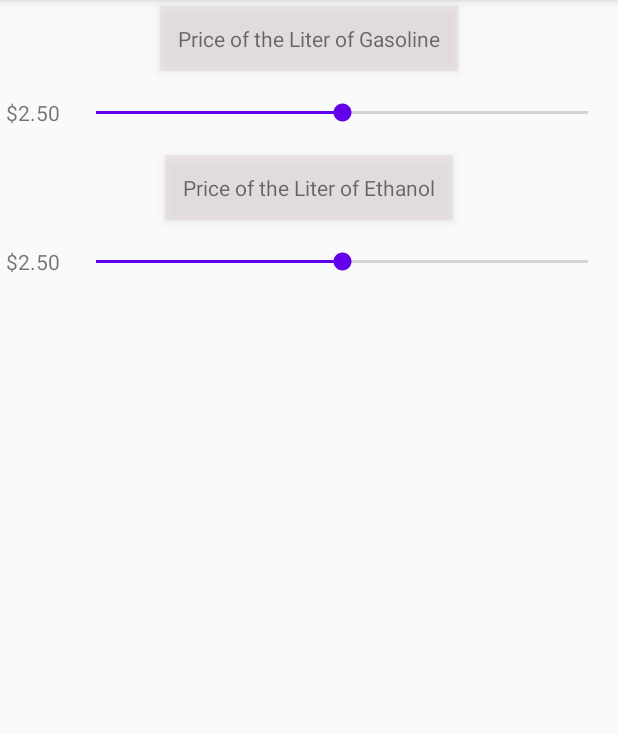
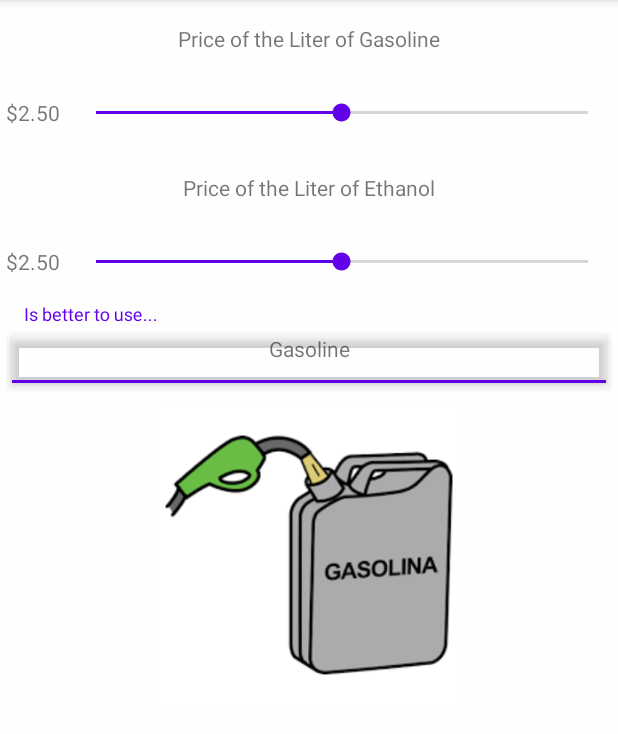
Before and after one commit to caiocassunde/OilPrice, an Android app: the screen it shows after launch (MainActivity), on a phone screen of 412 x 824 dp, the part 84-818 px from its top. Run offline under Robolectric (Android 15) with nearby library versions, the phone set to English and light mode, and no system bars.

Commit message:
Adequaçoes de Layout

```diff
--- a/app/build.gradle
+++ b/app/build.gradle
@@ -18,12 +18,13 @@ android {
     }
 }
 
+
 dependencies {
     implementation fileTree(dir: 'libs', include: ['*.jar'])
-    implementation 'com.android.support:appcompat-v7:28.0.0'
+    implementation 'com.android.support:appcompat-v7:27.1.1'
     implementation 'com.android.support.constraint:constraint-layout:1.1.3'
     testImplementation 'junit:junit:4.12'
     androidTestImplementation 'com.android.support.test:runner:1.0.2'
     androidTestImplementation 'com.android.support.test.espresso:espresso-core:3.0.2'
-    implementation 'com.android.support:design:28.0.0'
+    implementation 'com.android.support:design:27.1.1'
 }
--- a/app/src/main/AndroidManifest.xml
+++ b/app/src/main/AndroidManifest.xml
@@ -17,5 +17,4 @@
             </intent-filter>
         </activity>
     </application>
-
 </manifest>
--- a/app/src/main/java/br/com/caiosabino/oilprice/MainActivity.java
+++ b/app/src/main/java/br/com/caiosabino/oilprice/MainActivity.java
@@ -1,5 +1,6 @@
 package br.com.caiosabino.oilprice;
 
+import android.support.design.widget.TextInputEditText;
 import android.support.v7.app.AppCompatActivity;
 import android.os.Bundle;
 import android.widget.SeekBar;
@@ -9,30 +10,31 @@ import java.text.NumberFormat;
 
 public class MainActivity extends AppCompatActivity {
     private NumberFormat currencyFormat = NumberFormat.getCurrencyInstance();
-    private TextView gasolineTextView;
     private TextView priceGasolineTextView;
-    private TextView ethanolTextView;
     private TextView priceEthanolTextView;
-    private double price = 2.5;
+    private TextView resultTextView;
+    private double priceGasoline = 2.5;
+    private double priceEthanol = 2.5;
 
     @Override
     protected void onCreate(Bundle savedInstanceState) {
         super.onCreate(savedInstanceState);
         setContentView(R.layout.activity_main);
-        gasolineTextView = findViewById(R.id.gasolineTextView);
         priceGasolineTextView = findViewById(R.id.priceGasolineTextView);
-        ethanolTextView = findViewById(R.id.ethanolTextView);
         priceEthanolTextView = findViewById(R.id.priceEthanolTextView);
-        priceGasolineTextView.setText(currencyFormat.format(price));
-        priceEthanolTextView.setText(currencyFormat.format(price));
-        SeekBar gasolineSeekBar = findViewById(R.id.gasolineSeekBar);
+        resultTextView = findViewById(R.id.resultTextView);
+        priceGasolineTextView.setText(currencyFormat.format(priceGasoline));
+        priceEthanolTextView.setText(currencyFormat.format(priceEthanol));
+
+        final SeekBar gasolineSeekBar = findViewById(R.id.gasolineSeekBar);
+        final SeekBar ethanolSeekBar = findViewById(R.id.ethanolSeekBar);
         gasolineSeekBar.setOnSeekBarChangeListener(
                 new SeekBar.OnSeekBarChangeListener() {
                     @Override
                     public void onProgressChanged(SeekBar seekBar, int progress, boolean fromUser) {
-                        price = progress / 100.;
-                        String valorFormatado = currencyFormat.format(price);
-                        priceGasolineTextView.setText(valorFormatado);
+                        priceGasoline = progress / 100.;
+                        String valorFormatadoGasoline = currencyFormat.format(priceGasoline);
+                        priceGasolineTextView.setText(valorFormatadoGasoline);
                     }
 
                     @Override
@@ -46,14 +48,13 @@ public class MainActivity extends AppCompatActivity {
                     }
                 }
         );
-        SeekBar ethanolSeekBar = findViewById(R.id.ethanolSeekBar);
         ethanolSeekBar.setOnSeekBarChangeListener(
                 new SeekBar.OnSeekBarChangeListener() {
                     @Override
                     public void onProgressChanged(SeekBar seekBar, int progress, boolean fromUser) {
-                        price = progress / 100.;
-                        String valorFormatado = currencyFormat.format(price);
-                        priceEthanolTextView.setText(valorFormatado);
+                        priceEthanol = progress / 100.;
+                        String valorFormatadoEthanol = currencyFormat.format(priceEthanol);
+                        priceEthanolTextView.setText(valorFormatadoEthanol);
                     }
 
                     @Override
@@ -67,5 +68,8 @@ public class MainActivity extends AppCompatActivity {
                     }
                 }
         );
+        if(!(priceEthanol / priceGasoline >= 0.7)){
+            resultTextView.setText("Ethanol");
+        }
     }
 }
--- a/app/src/main/res/layout/activity_main.xml
+++ b/app/src/main/res/layout/activity_main.xml
@@ -7,21 +7,20 @@
     android:layout_height="match_parent"
     tools:context=".MainActivity"
     android:columnCount="2"
-    android:rowCount="6"
+    android:rowCount="7"
     android:useDefaultMargins="true">
 
     <TextView
         android:id="@+id/gasolineTextView"
         android:layout_width="wrap_content"
         android:layout_height="wrap_content"
+        android:layout_row="0"
         android:layout_column="0"
         android:layout_columnSpan="2"
         android:layout_gravity="center"
-        android:layout_row="0"
-        android:background="@color/background_material_light"
         android:elevation="@dimen/elevation"
         android:padding="@dimen/textview_padding"
-        android:text="@string/gasoline" />
+        android:text="@string/gasolineText" />
 
     <TextView
         android:id="@+id/priceGasolineTextView"
@@ -34,44 +33,88 @@
 
     <SeekBar
         android:id="@+id/gasolineSeekBar"
-        android:layout_gravity="fill_horizontal"
-        android:progress="500"
-        android:max="1000"
+        android:layout_width="wrap_content"
+        android:layout_height="@dimen/seekbar_height"
         android:layout_row="1"
         android:layout_column="1"
-        android:layout_width="wrap_content"
-        android:layout_height="@dimen/seekbar_height" />
+        android:layout_gravity="fill_horizontal"
+        android:progress="499"
+        android:max="999" />
+
 
     <TextView
         android:id="@+id/ethanolTextView"
         android:layout_width="wrap_content"
         android:layout_height="wrap_content"
-        android:layout_gravity="center"
         android:layout_row="2"
         android:layout_column="0"
         android:layout_columnSpan="2"
-        android:background="@color/background_material_light"
+        android:layout_gravity="center"
         android:elevation="@dimen/elevation"
         android:padding="@dimen/textview_padding"
-        android:text="@string/ethanol" />
+        android:text="@string/ethanolText" />
 
     <TextView
         android:id="@+id/priceEthanolTextView"
         android:layout_width="wrap_content"
         android:layout_height="wrap_content"
-        android:layout_gravity="right|center_vertical"
         android:layout_row="3"
         android:layout_column="0"
+        android:layout_gravity="right|center_vertical"
         android:text="@string/priceEthanol" />
 
     <SeekBar
         android:id="@+id/ethanolSeekBar"
-        android:layout_gravity="fill_horizontal"
-        android:progress="500"
-        android:max="1000"
+        android:layout_width="wrap_content"
+        android:layout_height="@dimen/seekbar_height"
         android:layout_row="3"
         android:layout_column="1"
+        android:layout_gravity="fill_horizontal"
+        android:progress="499"
+        android:max="999"/>
+
+
+    <android.support.design.widget.TextInputLayout
+        android:id="@+id/hintTextInputLayout"
+        android:layout_width="match_parent"
+        android:layout_height="wrap_content"
+        android:layout_row="4"
+        android:layout_column="0"
+        android:layout_columnSpan="2"
+        android:layout_gravity="center">
+
+
+        <android.support.design.widget.TextInputEditText
+            android:id="@+id/hintTextInputEditText"
+            android:layout_width="match_parent"
+            android:layout_height="wrap_content"
+            android:elevation="@dimen/elevation"
+            android:padding="@dimen/textview_padding"
+            android:hint="@string/text" />
+    </android.support.design.widget.TextInputLayout>
+
+    <TextView
+        android:id="@+id/resultTextView"
         android:layout_width="wrap_content"
-        android:layout_height="@dimen/seekbar_height" />
+        android:layout_height="wrap_content"
+        android:layout_row="4"
+        android:layout_column="0"
+        android:layout_columnSpan="2"
+        android:gravity="center"
+        android:layout_gravity="center"
+        android:elevation="@dimen/elevation"
+        android:padding="@dimen/textview_padding"
+        android:text="@string/gasoline" />
+
+    <ImageView
+        android:id="@+id/imageView"
+        android:layout_width="200dp"
+        android:layout_height="200dp"
+        android:layout_row="5"
+        android:layout_column="0"
+        android:foregroundGravity="center"
+        android:layout_gravity="fill_horizontal"
+        android:layout_columnSpan="2"
+        app:srcCompat="@drawable/gasoline" />
 
 </GridLayout>
--- a/app/src/main/res/values/colors.xml
+++ b/app/src/main/res/values/colors.xml
@@ -6,5 +6,6 @@
     <color name="primary_material_dark">#2196f3</color>
     <color name="primary_dark_material_dark">#1976d2</color>
     <color name="accent_material_light">#6200ea</color>
-    <color name="background_material_light">#76e2d3d3</color>
+    <color name="background_material_light">#fffefe</color>
+    <color name="background_material_dark_1">#303030</color>
 </resources>
--- a/app/src/main/res/values/refs.xml
+++ b/app/src/main/res/values/refs.xml
@@ -1,4 +1,4 @@
 <?xml version="1.0" encoding="utf-8"?>
 <resources>
-    <drawable name="image">@drawable/gr</drawable>
+    <drawable name="image">@drawable/gasoline</drawable>
 </resources>
--- a/app/src/main/res/values/strings.xml
+++ b/app/src/main/res/values/strings.xml
@@ -1,9 +1,11 @@
 <resources>
     <string name="app_name">Oil Price</string>
-    <string name="gasoline">Price of the Liter of Gasoline</string>
-    <string name="ethanol">Price of the Liter of Ethanol</string>
+    <string name="gasolineText">Price of the Liter of Gasoline</string>
+    <string name="ethanolText">Price of the Liter of Ethanol</string>
     <string name="priceGasoline">$2,50</string>
     <string name="priceEthanol">$2,50</string>
-    <string name="text">It's better to use...</string>
+    <string name="text">Is better to use...</string>
+    <string name="gasoline">Gasoline</string>
+    <string name="ethanol">Ethanol</string>
     <string name="oil">oil</string>
 </resources>
--- a/app/src/main/res/values/styles.xml
+++ b/app/src/main/res/values/styles.xml
@@ -3,6 +3,7 @@
     <!-- Base application theme. -->
     <style name="AppTheme" parent="Theme.AppCompat.Light.DarkActionBar">
         <!-- Customize your theme here. -->
+        <item name="android:colorBackground">@color/background_material_light</item>
     </style>
 
 </resources>
```
Also changed, not shown: app/src/main/res/drawable/gasoline.png (added), app/src/main/res/drawable/gr.png (deleted).
